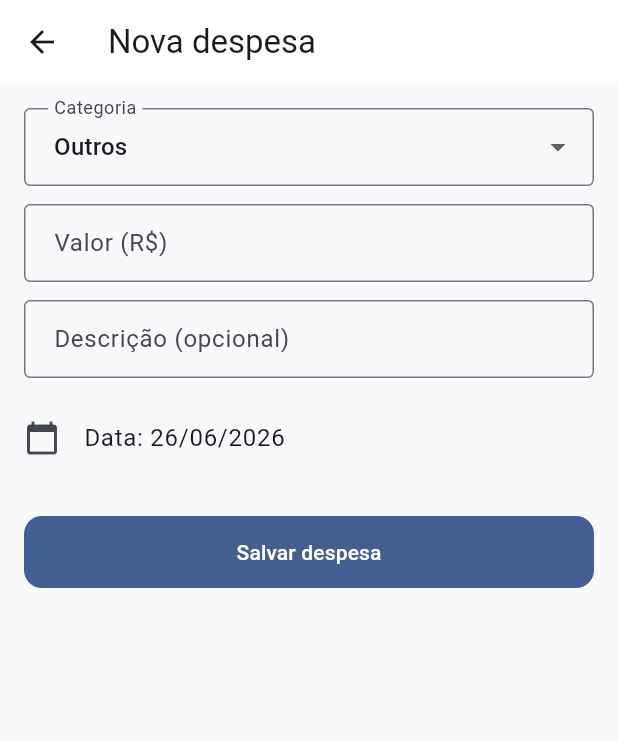
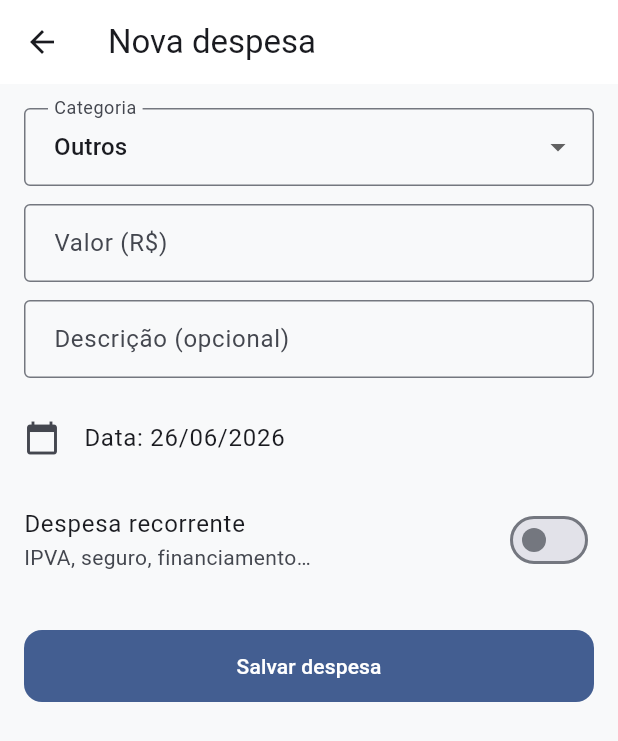
Before and after one commit to marcotuliorod/gestor-de-finan-a-driver, a Flutter app: the ExpenseFormPage screen opened directly, on a phone screen of 412 x 824 dp. Shown: the top 741 px of the screen. Run offline on Flutter 3.47's test engine with Material 3 defaults, Android fonts, the phone set to English and light mode, and no system bars; our stand-ins replace drift, fl_chart, flutter_riverpod, fpdart, go_router, google_sign_in and 4 more; accounts and stored records are empty; generated files the repository leaves out were written again.

Commit message:
feat(sprint-10): recurring expenses, vehicle ROI, Apple Sign-In
- E4-US06: add recurring toggle + frequency dropdown (Mensal/Trimestral/
  Semestral/Anual) to ExpenseFormPage; isRecurring/recurrenceType fields
  already existed in entity + DB; show repeat icon in _ExpenseTile

- E7-US10: add _RoiCard to VehicleFormPage (visible when editing existing
  vehicle) showing purchase value, accumulated depreciation by month
  estimate, and current estimated value

- E1-US02: wire up Apple Sign-In (sign_in_with_apple already in pubspec);
  add signInWithApple() to AuthRepository interface, impl, UseCase, and
  AuthNotifier; show _AppleSignInButton on LoginPage only on iOS

- Update planning/15-SCHEDULE.md: Sprint 9 ✅, Sprint 10 🔄

Co-Authored-By: Claude Sonnet 4.6 <noreply@anthropic.com>
Claude-Session: https://claude.ai/code/session_01QAaotY9dP8Vqqync8Dgrfd

```diff
--- a/lib/features/auth/domain/repositories/auth_repository.dart
+++ b/lib/features/auth/domain/repositories/auth_repository.dart
@@ -9,4 +9,5 @@ abstract interface class AuthRepository {
   Future<Either<Failure, Unit>> signOut();
   Future<Either<Failure, Unit>> deleteAccount();
   Future<Either<Failure, Unit>> updateDisplayName(String name);
+  Future<Either<Failure, AppUser>> signInWithApple();
 }
--- a/lib/features/expenses/presentation/pages/expense_form_page.dart
+++ b/lib/features/expenses/presentation/pages/expense_form_page.dart
@@ -22,6 +22,8 @@ class _ExpenseFormPageState extends ConsumerState<ExpenseFormPage> {
 
   ExpenseCategory _category = ExpenseCategory.other;
   DateTime _expenseDate = DateTime.now();
+  bool _isRecurring = false;
+  String _recurrenceType = 'monthly';
 
   static const _categories = [
     ExpenseCategory.carWash,
@@ -107,6 +109,33 @@ class _ExpenseFormPageState extends ConsumerState<ExpenseFormPage> {
                 title: Text('Data: ${formatDate(_expenseDate)}'),
                 onTap: _pickDate,
               ),
+              const SizedBox(height: 4),
+              SwitchListTile(
+                contentPadding: EdgeInsets.zero,
+                title: const Text('Despesa recorrente'),
+                subtitle: const Text('IPVA, seguro, financiamento…'),
+                value: _isRecurring,
+                onChanged: (v) => setState(() => _isRecurring = v),
+              ),
+              if (_isRecurring) ...[
+                const SizedBox(height: 4),
+                DropdownButtonFormField<String>(
+                  value: _recurrenceType,
+                  decoration: const InputDecoration(
+                    labelText: 'Frequência',
+                    border: OutlineInputBorder(),
+                  ),
+                  items: const [
+                    DropdownMenuItem(value: 'monthly', child: Text('Mensal')),
+                    DropdownMenuItem(
+                        value: 'quarterly', child: Text('Trimestral')),
+                    DropdownMenuItem(
+                        value: 'semiannual', child: Text('Semestral')),
+                    DropdownMenuItem(value: 'yearly', child: Text('Anual')),
+                  ],
+                  onChanged: (v) => setState(() => _recurrenceType = v!),
+                ),
+              ],
               const SizedBox(height: 24),
               FilledButton(
                 onPressed: _save,
@@ -150,6 +179,8 @@ class _ExpenseFormPageState extends ConsumerState<ExpenseFormPage> {
               amountCents: amountCents,
               description: _descCtrl.text,
               expenseDate: _expenseDate,
+              isRecurring: _isRecurring,
+              recurrenceType: _isRecurring ? _recurrenceType : null,
             );
 
     if (!mounted) return;
```
Also changed, not shown: lib/features/auth/data/repositories/auth_repository_impl.dart (+34 -0 lines), lib/features/auth/domain/usecases/sign_in_with_apple.dart (added, +12 -0 lines), lib/features/auth/presentation/pages/login_page.dart (+47 -5 lines), lib/features/auth/presentation/providers/auth_provider.dart (+10 -0 lines), lib/features/expenses/presentation/pages/expense_list_page.dart (+10 -1 lines), lib/features/vehicle/presentation/pages/vehicle_form_page.dart (+96 -0 lines), 1 other file.
